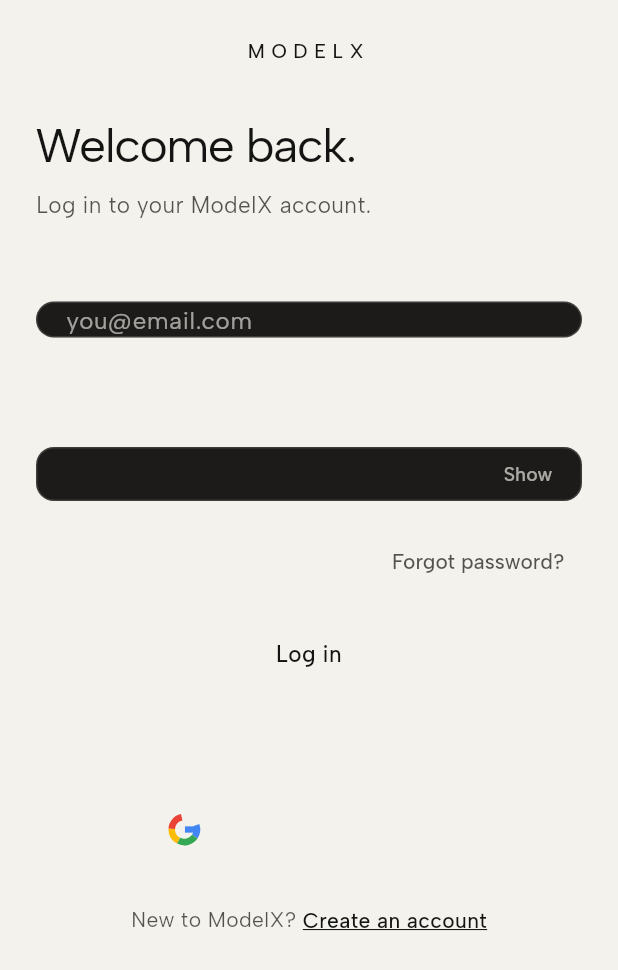
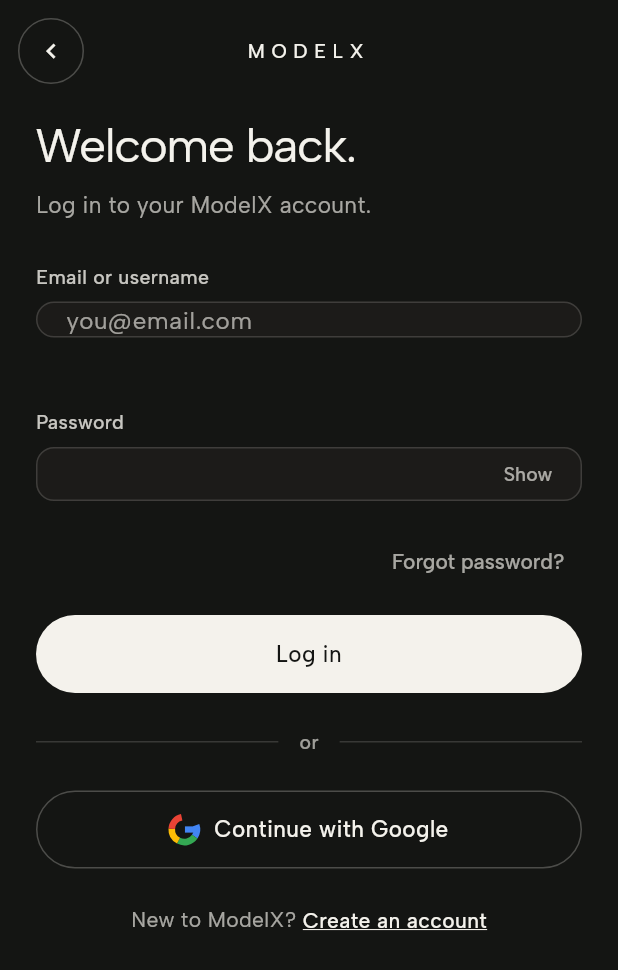
Before and after one commit to Harshilagg/ModelX, a Flutter app: the screen it shows after launch, after a tap on "Create an account", after a tap on "Log in", on a phone screen of 412 x 824 dp. Shown: the top 970 px of the screen. Run offline on Flutter 3.47's test engine with Material 3 defaults, Android fonts, the phone set to English and light mode, and no system bars; our stand-ins replace app_links, cloud_firestore, firebase_auth, firebase_core, google_fonts, google_generative_ai and 3 more; missing offline and left inert: cryptography; accounts and stored records are empty.

Commit message:
Fix onboarding rendering light instead of dark
Every onboarding screen returned OnboardingTheme from its own build
method and then read the palette with BoardColors.of(context). That
context is the one that *installs* the Theme, so it sits above it: the
page resolved the app's light palette while everything inside it
resolved the dark one.

The result was a light page with dark input pills, bone buttons
invisible against bone paper, and a white column fading down the lower
half of the splash where the scrim should have faded to ink. The
"Continue as model" button was there and firing the whole time -- it
just could not be seen, and tapping it opened a signup screen that was
equally washed out, so nothing appeared to happen.

Pages now read OnboardingTheme.palette, which is explicit about
onboarding being dark in both themes rather than depending on a Theme
the page is itself installing. Descendants are below the Theme and keep
using BoardColors.of(context) as before.

The pill button also hit-tests opaquely now. Its child is an
AnimatedOpacity over an AnimatedScale, and whether a tap lands should
not depend on how either happens to be painting at that moment.

The tests were the real gap: they pumped these pages under the dark
theme, where the bug is invisible, and never asserted what the page
itself painted. They now pump under the light app theme -- the case
that broke -- and check the scaffold ground, that the primary button
contrasts with it, and that the splash scrim fades to ink. Reverted
against the old code, they fail on exactly the three symptoms.

```diff
--- a/lib/onboarding/agency_signup_page.dart
+++ b/lib/onboarding/agency_signup_page.dart
@@ -10,7 +10,6 @@
 import '../services/cloudinary_service.dart';
 import '../ui/app_type.dart';
 import '../ui/board_palette.dart';
-import '../ui/board_theme.dart';
 import '../widgets/kit/kit.dart';
 import 'onboarding_theme.dart';
 import 'success_page.dart';
@@ -271,7 +270,7 @@
 
   @override
   Widget build(BuildContext context) {
-    final p = BoardColors.of(context);
+    final p = OnboardingTheme.palette;
     final isLast = _step == _titles.length - 1;
 
     return OnboardingTheme(
@@ -493,7 +492,7 @@
 
   @override
   Widget build(BuildContext context) {
-    final p = BoardColors.of(context);
+    final p = OnboardingTheme.palette;
 
     return Column(
       crossAxisAlignment: CrossAxisAlignment.start,
--- a/lib/onboarding/brand_signup_page.dart
+++ b/lib/onboarding/brand_signup_page.dart
@@ -6,7 +6,6 @@
 import '../brand/brand_dashboard_page.dart';
 import '../ui/app_type.dart';
 import '../ui/board_palette.dart';
-import '../ui/board_theme.dart';
 import '../widgets/kit/kit.dart';
 import 'onboarding_theme.dart';
 import 'success_page.dart';
@@ -202,7 +201,7 @@
 
   @override
   Widget build(BuildContext context) {
-    final p = BoardColors.of(context);
+    final p = OnboardingTheme.palette;
     final isLast = _step == _titles.length - 1;
 
     return OnboardingTheme(
--- a/lib/onboarding/login_page.dart
+++ b/lib/onboarding/login_page.dart
@@ -5,7 +5,6 @@
 import '../agency/team_access/invite_acceptance_page.dart';
 import '../ui/app_type.dart';
 import '../ui/board_palette.dart';
-import '../ui/board_theme.dart';
 import '../widgets/kit/kit.dart';
 import 'auth_router.dart';
 import 'onboarding_theme.dart';
@@ -255,7 +254,7 @@
 
   @override
   Widget build(BuildContext context) {
-    final p = BoardColors.of(context);
+    final p = OnboardingTheme.palette;
     final reduced = AppMotion.reduced(context);
 
     return OnboardingTheme(
@@ -533,7 +532,7 @@
 
   @override
   Widget build(BuildContext context) {
-    final p = BoardColors.of(context);
+    final p = OnboardingTheme.palette;
     return Row(
       children: [
         Expanded(child: Divider(color: p.line, height: 1)),
--- a/lib/onboarding/onboarding_theme.dart
+++ b/lib/onboarding/onboarding_theme.dart
@@ -2,6 +2,7 @@
 import 'package:flutter/services.dart';
 
 import '../ui/app_theme.dart';
+import '../ui/board_palette.dart';
 
 /// Wraps an onboarding route so it is dark in both themes.
 ///
@@ -17,6 +18,20 @@
   final Widget child;
 
   const OnboardingTheme({super.key, required this.child});
+
+  /// The palette every onboarding screen draws with.
+  ///
+  /// Read this rather than `BoardColors.of(context)` when the context
+  /// in question is the one that *installs* this widget. A page that
+  /// returns `OnboardingTheme(...)` from its own build method sits
+  /// above the Theme it is installing, so looking the palette up from
+  /// there returns the app's theme, not this one -- which produced a
+  /// light page with dark inputs, a white scrim over the splash
+  /// masonry, and bone buttons invisible against bone paper.
+  ///
+  /// Descendants are below the Theme and can keep using
+  /// `BoardColors.of(context)` as normal.
+  static final BoardPalette palette = BoardPalette.night();
 
   @override
   Widget build(BuildContext context) {
--- a/lib/onboarding/role_select_page.dart
+++ b/lib/onboarding/role_select_page.dart
@@ -1,7 +1,6 @@
 import 'package:flutter/material.dart';
 
 import '../ui/app_type.dart';
-import '../ui/board_theme.dart';
 import '../widgets/kit/kit.dart';
 import 'onboarding_theme.dart';
 import 'splash_page.dart' show kWordmark;
@@ -103,7 +102,7 @@
 
   @override
   Widget build(BuildContext context) {
-    final p = BoardColors.of(context);
+    final p = OnboardingTheme.palette;
 
     return OnboardingTheme(
       child: Scaffold(
@@ -258,7 +257,7 @@
 
   @override
   Widget build(BuildContext context) {
-    final p = BoardColors.of(context);
+    final p = OnboardingTheme.palette;
     return Padding(
       padding: const EdgeInsets.fromLTRB(12, 12, 12, 0),
       child: Row(
@@ -316,7 +315,7 @@
 
   @override
   Widget build(BuildContext context) {
-    final p = BoardColors.of(context);
+    final p = OnboardingTheme.palette;
     final reduced = AppMotion.reduced(context);
 
     return Semantics(
@@ -477,7 +476,7 @@
 
   @override
   Widget build(BuildContext context) {
-    final p = BoardColors.of(context);
+    final p = OnboardingTheme.palette;
     return AnimatedContainer(
       duration: AppMotion.medium,
       width: 24,
--- a/lib/onboarding/splash_page.dart
+++ b/lib/onboarding/splash_page.dart
@@ -3,7 +3,6 @@
 import 'package:flutter/material.dart';
 
 import '../ui/app_type.dart';
-import '../ui/board_theme.dart';
 import '../widgets/kit/kit.dart';
 import 'masonry_background.dart';
 import 'onboarding_theme.dart';
@@ -95,7 +94,7 @@
 
   @override
   Widget build(BuildContext context) {
-    final p = BoardColors.of(context);
+    final p = OnboardingTheme.palette;
     final slide = SplashPage.slides[_index];
 
     return OnboardingTheme(
@@ -199,7 +198,7 @@
 
   @override
   Widget build(BuildContext context) {
-    final p = BoardColors.of(context);
+    final p = OnboardingTheme.palette;
 
     return Padding(
       padding: const EdgeInsets.fromLTRB(
@@ -263,7 +262,7 @@
 
   @override
   Widget build(BuildContext context) {
-    final p = BoardColors.of(context);
+    final p = OnboardingTheme.palette;
     final reduced = AppMotion.reduced(context);
 
     return TweenAnimationBuilder<double>(
@@ -305,7 +304,7 @@
 
   @override
   Widget build(BuildContext context) {
-    final p = BoardColors.of(context);
+    final p = OnboardingTheme.palette;
     return Text(
       'By continuing you agree to our Terms and Privacy Policy.',
       textAlign: TextAlign.center,
--- a/lib/widgets/kit/app_pill_button.dart
+++ b/lib/widgets/kit/app_pill_button.dart
@@ -115,6 +115,11 @@
       enabled: _enabled,
       label: label,
       child: GestureDetector(
+        // Opaque, not the default deferToChild: the child is an
+        // AnimatedOpacity over an AnimatedScale, and whether a tap
+        // lands should not depend on how either of them happens to be
+        // painting at that moment.
+        behavior: HitTestBehavior.opaque,
         onTapDown: _enabled ? (_) => setState(() => _down = true) : null,
         onTapUp: _enabled ? (_) => setState(() => _down = false) : null,
         onTapCancel: _enabled ? () => setState(() => _down = false) : null,
```
Also changed, not shown: lib/onboarding/model_signup_page.dart (+4 -5 lines), lib/onboarding/success_page.dart (+3 -4 lines), 2 other files.
